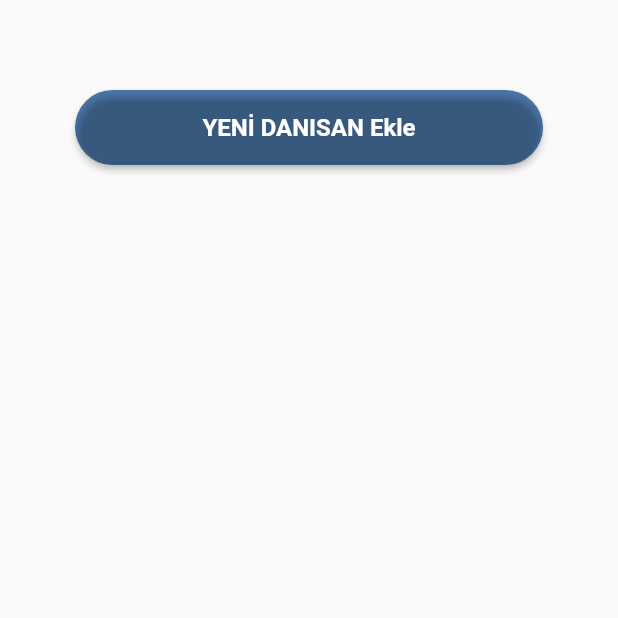
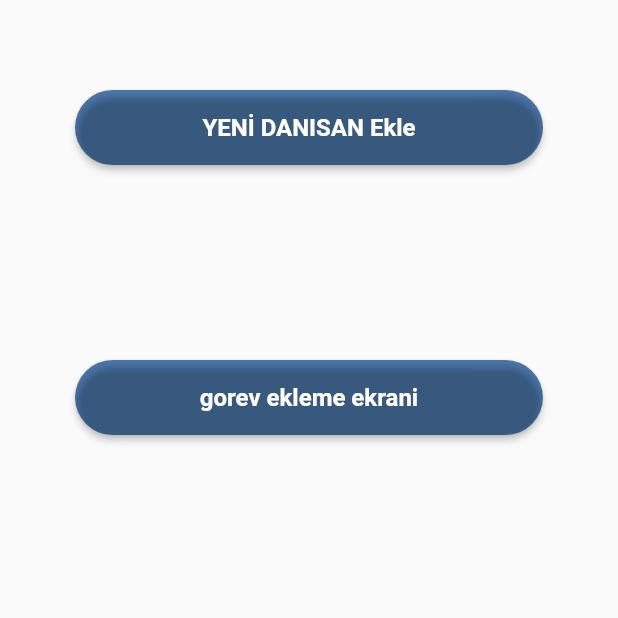
Before and after one commit to Ueliaz/mentallance, a Flutter app: the CustomerList screen opened directly, on a phone screen of 412 x 824 dp, the top half of it. Run offline on Flutter 3.47's test engine with Material 2 defaults, Android fonts, the phone set to English and light mode, and no system bars; our stand-ins replace cloud_firestore, firebase_auth, firebase_core, logger, table_calendar; accounts and stored records are empty.

Commit message:
gecici yonlendirme

```diff
--- a/lib/view/Doctor_interface/client_list_page/customer_list.dart
+++ b/lib/view/Doctor_interface/client_list_page/customer_list.dart
@@ -3,9 +3,9 @@ library customer;
 import 'package:flutter/material.dart';
 
 import '../../../components/reusable_widgets/reusable_button.dart';
+import '../../../services/task_assignment.dart';
 import '../../../theme/app_theme.dart';
 import 'add_customer.dart';
-
 
 class CustomerList extends StatefulWidget {
   const CustomerList({super.key});
@@ -26,8 +26,24 @@ class _CustomerListState extends State<CustomerList> {
                 padding: const EdgeInsets.all(50.0),
                 child: reusableButton(
                     context, 'YENİ DANISAN Ekle', colorCollection[1], () {
-                  Navigator.push(context, MaterialPageRoute(builder: (context) =>const AddClient() ,) );
+                  Navigator.push(
+                      context,
+                      MaterialPageRoute(
+                        builder: (context) => const AddClient(),
+                      ));
                 }),
+              ),
+              Padding(
+                padding: const EdgeInsets.all(50.0),
+                child: reusableButton(
+                    context, 'gorev ekleme ekrani', colorCollection[1], () {
+                  Navigator.push(
+                      context,
+                      MaterialPageRoute(
+                        builder: (context) => TaskAssignmentPage(),
+                      ));
+                }),
+
               ),
             ],
           ),
```
